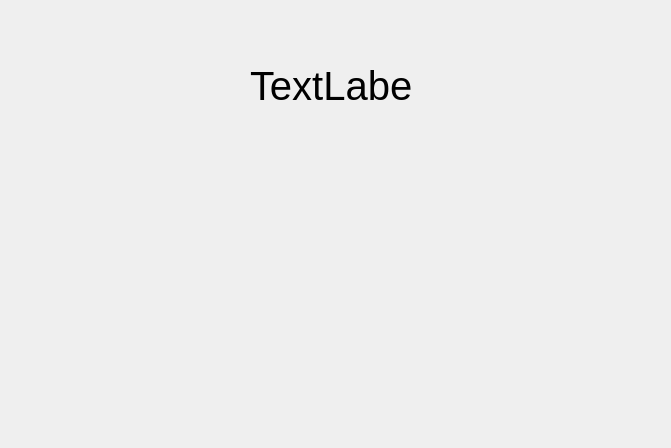
Above: App/Juntos/uiTest.ui from workspacerg/Juntos before the change. Below: the same form after it.
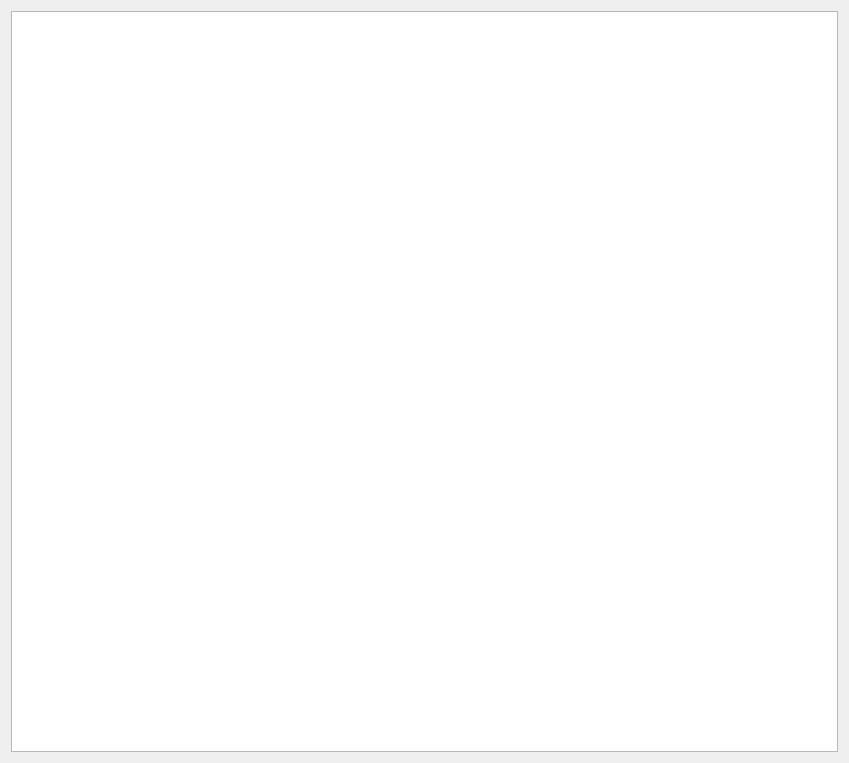
That is the form after the change.

Patch:
```diff
--- a/App/Juntos/uiTest.ui
+++ b/App/Juntos/uiTest.ui
@@ -6,31 +6,18 @@
    <rect>
     <x>0</x>
     <y>0</y>
-    <width>671</width>
-    <height>448</height>
+    <width>849</width>
+    <height>763</height>
    </rect>
   </property>
   <property name="windowTitle">
    <string>Dialog</string>
   </property>
-  <widget class="QLabel" name="label">
-   <property name="geometry">
-    <rect>
-     <x>250</x>
-     <y>30</y>
-     <width>161</width>
-     <height>111</height>
-    </rect>
-   </property>
-   <property name="font">
-    <font>
-     <pointsize>30</pointsize>
-    </font>
-   </property>
-   <property name="text">
-    <string>TextLabel</string>
-   </property>
-  </widget>
+  <layout class="QHBoxLayout" name="horizontalLayout">
+   <item>
+    <widget class="QTableWidget" name="tableWidgetTest"/>
+   </item>
+  </layout>
  </widget>
  <resources/>
  <connections/>
```
